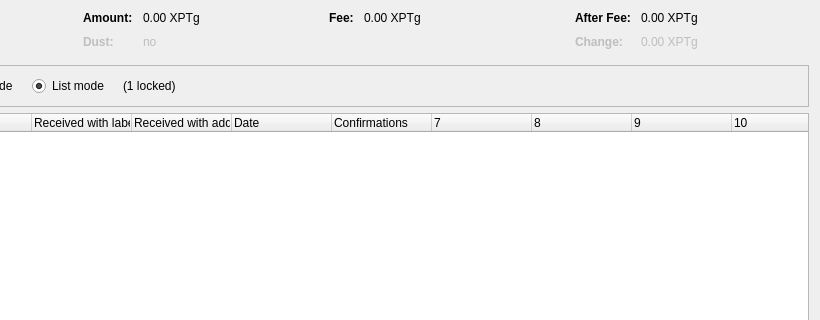
AlexTrajkovski/phantom, file src/qt/forms/coincontroldialog.ui: the form before one commit; both pictures show x 180 to 1000 and y 0 to 320 of the 1000 by 500 pixel window.
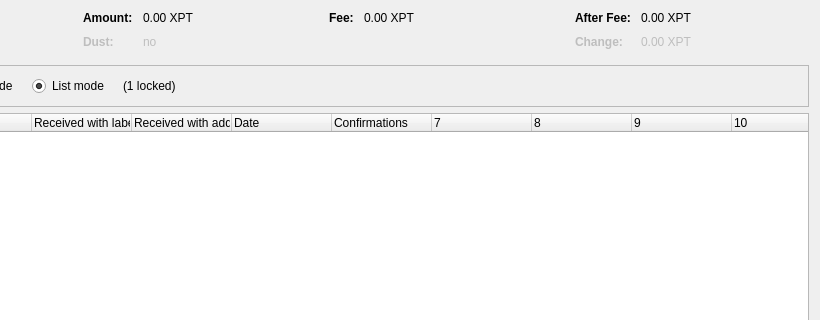
The form after the commit. Custom widgets are drawn as their Qt base class.

```diff
--- a/src/qt/forms/coincontroldialog.ui
+++ b/src/qt/forms/coincontroldialog.ui
@@ -132,7 +132,7 @@
           <enum>Qt::ActionsContextMenu</enum>
          </property>
          <property name="text">
-          <string notr="true">0.00 XPTg</string>
+          <string notr="true">0.00 XPT</string>
          </property>
          <property name="textInteractionFlags">
           <set>Qt::LinksAccessibleByMouse|Qt::TextSelectableByKeyboard|Qt::TextSelectableByMouse</set>
@@ -212,7 +212,7 @@
           <enum>Qt::ActionsContextMenu</enum>
          </property>
          <property name="text">
-          <string notr="true">0.00 XPTg</string>
+          <string notr="true">0.00 XPT</string>
          </property>
          <property name="textInteractionFlags">
           <set>Qt::LinksAccessibleByMouse|Qt::TextSelectableByKeyboard|Qt::TextSelectableByMouse</set>
@@ -257,7 +257,7 @@
           <enum>Qt::ActionsContextMenu</enum>
          </property>
          <property name="text">
-          <string notr="true">0.00 XPTg</string>
+          <string notr="true">0.00 XPT</string>
          </property>
          <property name="textInteractionFlags">
           <set>Qt::LinksAccessibleByMouse|Qt::TextSelectableByKeyboard|Qt::TextSelectableByMouse</set>
@@ -292,7 +292,7 @@
           <enum>Qt::ActionsContextMenu</enum>
          </property>
          <property name="text">
-          <string notr="true">0.00 XPTg</string>
+          <string notr="true">0.00 XPT</string>
          </property>
          <property name="textInteractionFlags">
           <set>Qt::LinksAccessibleByMouse|Qt::TextSelectableByKeyboard|Qt::TextSelectableByMouse</set>
```
